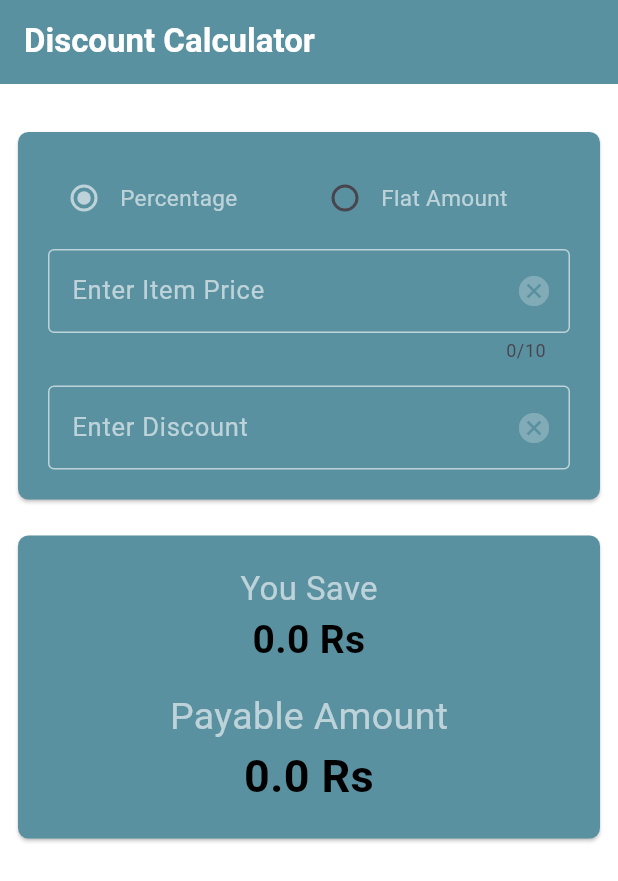
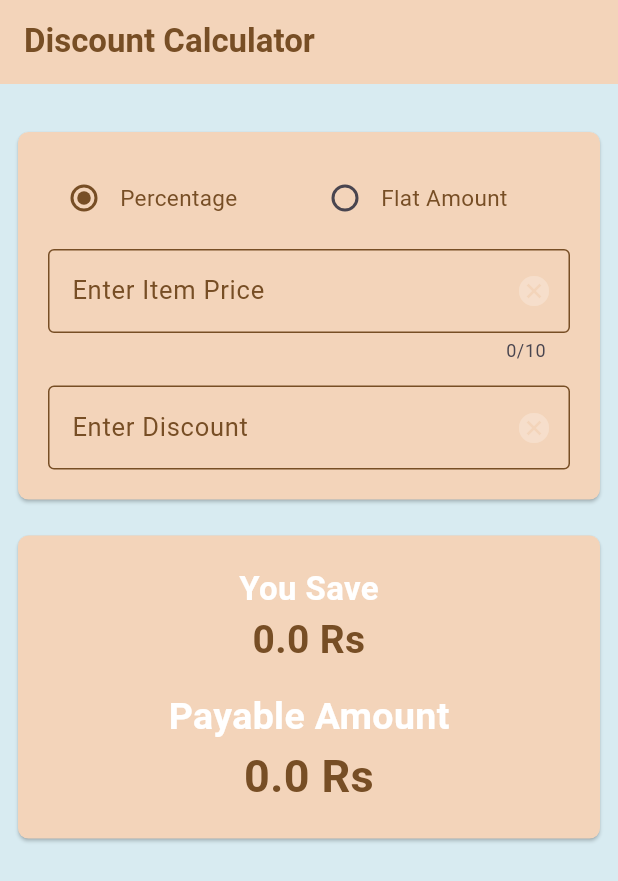
Before and after one commit to dhruvashastri12/Discount_Calc_Flutter, a Flutter app: the screen it shows after launch, on a phone screen of 412 x 824 dp. Shown: the top 881 px of the screen. Run offline on Flutter 3.47's test engine with Material 3 defaults, Android fonts, the phone set to English and light mode, and no system bars.

Commit message:
Updated color scheme

```diff
--- a/lib/common/colors.dart
+++ b/lib/common/colors.dart
@@ -1,4 +1,16 @@
 import 'dart:ui';
 
-const Color scaffoldColor = Color(262834);
-const Color mainColor = Color(0Xff5a91a0);
+import 'package:flutter/material.dart';
+
+// const Color scaffoldColor = Color(262834);
+// const Color mainColor = Color(0Xff5a91a0);
+
+const Color mainBackScaffoldColor = Color(0xFFD8EBF1);
+const Color bodyScaffoldColor = Color.fromARGB(255, 243, 212, 186);
+const Color textColor = Color(0xFF774E25);
+const Color resultColor = Colors.white;
+
+// const Color scaffoldColor = Color(0xFFF96919);
+// const Color mainColor = Color(0xFFFFD700);  //(bright yellow)
+// const Color mainColor = Color(0xFFC0C5A5);
+// const Color resultColor = Color(0xFFF5F2F3);
--- a/lib/custom/dc_radiobutton.dart
+++ b/lib/custom/dc_radiobutton.dart
@@ -1,4 +1,5 @@
 
+import 'package:discount_calc_new/common/colors.dart';
 import 'package:flutter/material.dart';
 
 class DCRadioButton extends StatefulWidget {
@@ -36,7 +37,7 @@ class _DCRadioButtonState extends State<DCRadioButton> {
       // Percentage radio button
       Radio(
         value: 0,
-        activeColor: Colors.white60,
+        activeColor: textColor,
         groupValue: widget.selectedRadio,
         onChanged: widget.onRadioChanged,
       ),
@@ -44,7 +45,7 @@ class _DCRadioButtonState extends State<DCRadioButton> {
         child: Text(
         (widget.label_1)!,
         style: const TextStyle(
-            fontSize: 15.0, fontWeight: FontWeight.w400, color: Colors.white60),
+            fontSize: 15.0, fontWeight: FontWeight.w400, color: textColor),
         )
       ),
       // const SizedBox(
@@ -54,7 +55,7 @@ class _DCRadioButtonState extends State<DCRadioButton> {
       // Flat amount radio button
       Radio(
         value: 1,
-        activeColor: Colors.white60,
+        activeColor: textColor,
         groupValue: widget.selectedRadio,
         onChanged: widget.onRadioChanged,
       ),
@@ -62,7 +63,7 @@ class _DCRadioButtonState extends State<DCRadioButton> {
         child: Text(
           (widget.label_2)!,
           style: const TextStyle(
-            fontSize: 15.0, fontWeight: FontWeight.w400, color: Colors.white60),
+            fontSize: 15.0, fontWeight: FontWeight.w400, color: textColor),
         )
       )
     ])
--- a/lib/custom/dc_result.dart
+++ b/lib/custom/dc_result.dart
@@ -1,3 +1,4 @@
+import 'package:discount_calc_new/common/colors.dart';
 import 'package:flutter/material.dart';
 
 class DCResultField extends StatelessWidget {
@@ -20,14 +21,14 @@ class DCResultField extends StatelessWidget {
       children: <Widget>[
         Text(
           displayLabelTxt ?? '',
-          style: TextStyle(fontSize: labelFontSize, color: Colors.white60),
+          style: TextStyle(fontSize: labelFontSize, color: resultColor, fontWeight: FontWeight.w700),
           textAlign: TextAlign.left,
         ),
         // Expanded(
         Text(
           '${value ?? 0} Rs',
           style: TextStyle(
-              color: Colors.black,
+              color: textColor,
               fontSize: amntFontSize,
               fontWeight: FontWeight.bold),
           textAlign: TextAlign.right,
--- a/lib/custom/dc_textfield.dart
+++ b/lib/custom/dc_textfield.dart
@@ -1,3 +1,4 @@
+import 'package:discount_calc_new/common/colors.dart';
 import 'package:flutter/material.dart';
 
 class DCTextField extends StatelessWidget {
@@ -14,10 +15,10 @@ class DCTextField extends StatelessWidget {
   Widget build(BuildContext context) {
     print('DC_TF discountvalueerror: $discountValueError');
     return TextField(
-      cursorColor: Colors.white60,
+      cursorColor: textColor,
       controller: controller,
       style: TextStyle(
-        color: Colors.white60,
+        color: textColor,
       ),
       maxLength: maxLength,
       keyboardType: TextInputType.number,
@@ -27,7 +28,7 @@ class DCTextField extends StatelessWidget {
             onPressed: onClearPressed ?? () {}),
         labelText: label ?? '',
         labelStyle: TextStyle(
-          color: Colors.white60,
+          color: textColor,
           fontSize: 17.0,
         ),
         errorText: discountValueError!  ? 'Please enter discount value < 100%' : null,
@@ -40,6 +41,6 @@ class DCTextField extends StatelessWidget {
   }
 
   final _getTFBorderDecoration = OutlineInputBorder(
-          borderSide: BorderSide(color: Colors.white60, width: 1.0),
+          borderSide: BorderSide(color: textColor, width: 1.0),
         );
 }
--- a/lib/screens/home/calculator_body.dart
+++ b/lib/screens/home/calculator_body.dart
@@ -39,7 +39,7 @@ class _CalculatorBodyState extends State<CalculatorBody> {
         Padding(
           padding: const EdgeInsets.all(8.0),
           child: Card(
-            color: mainColor,
+            color: bodyScaffoldColor,
             shape:
                 RoundedRectangleBorder(borderRadius: BorderRadius.circular(7)),
             child: Padding(
@@ -48,8 +48,8 @@ class _CalculatorBodyState extends State<CalculatorBody> {
                 children: <Widget>[
                   Theme(
                     data: Theme.of(context).copyWith(
-                        unselectedWidgetColor: Colors.white60,
-                        disabledColor: Colors.white60),
+                        unselectedWidgetColor: textColor,
+                        disabledColor: textColor),
                     child: Row(
                       mainAxisAlignment: MainAxisAlignment.center,
                       children: <Widget>[
@@ -107,7 +107,7 @@ class _CalculatorBodyState extends State<CalculatorBody> {
         Padding(
           padding: const EdgeInsets.all(8.0),
           child: Card(
-            color: mainColor,
+            color: bodyScaffoldColor,
             shape:
                 RoundedRectangleBorder(borderRadius: BorderRadius.circular(7)),
             child: Padding(
--- a/lib/screens/home_page.dart
+++ b/lib/screens/home_page.dart
@@ -7,16 +7,16 @@ class HomePage extends StatelessWidget {
   @override
   Widget build(BuildContext context) {
     return Scaffold(
-      backgroundColor: scaffoldColor,
+      backgroundColor: mainBackScaffoldColor,
       appBar: AppBar(
-        backgroundColor: mainColor,
+        backgroundColor: bodyScaffoldColor,
         title: Text(
           Strings.appName,
-          style: TextStyle(color: Colors.white, fontWeight: FontWeight.w600),
+          style: TextStyle(color: textColor, fontWeight: FontWeight.w600),
         ),
         bottom: PreferredSize(
             child: Container(
-              color: mainColor,
+              color: bodyScaffoldColor,
               height: 1.0,
             ),
             preferredSize: Size.fromHeight(0.0)),
```
